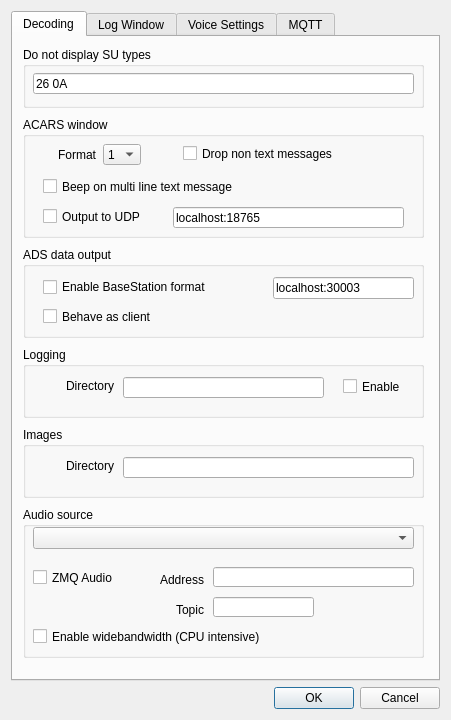
This is JAERO/gui_classes/settingsdialog.ui in jontio/JAERO as Qt 5 draws it before an edit. The edited form follows.
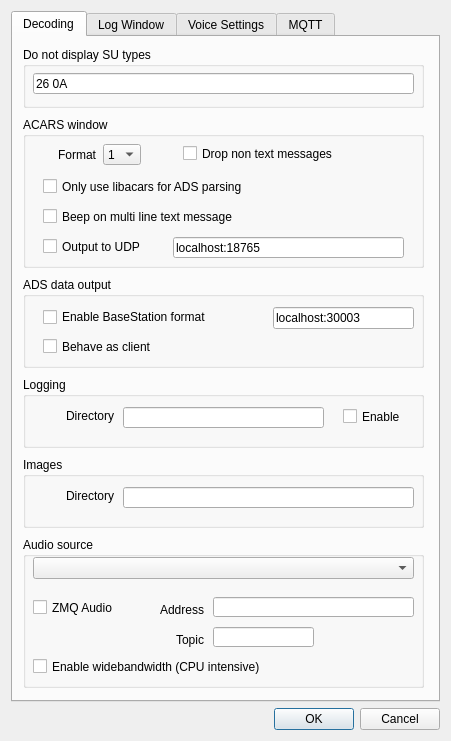
This is the edited form.

Commit message: Add options to exclusively use libacars to parse ADS, add new JSON export option that mimics dumpvdl2, dumphfl

Patch:
```diff
--- a/JAERO/gui_classes/settingsdialog.ui
+++ b/JAERO/gui_classes/settingsdialog.ui
@@ -10,7 +10,7 @@
     <x>0</x>
     <y>0</y>
     <width>451</width>
-    <height>720</height>
+    <height>741</height>
    </rect>
   </property>
   <property name="sizePolicy">
@@ -73,7 +73,7 @@
          <x>10</x>
          <y>80</y>
          <width>401</width>
-         <height>121</height>
+         <height>151</height>
         </rect>
        </property>
        <property name="title">
@@ -163,7 +163,7 @@
         <property name="geometry">
          <rect>
           <x>20</x>
-          <y>60</y>
+          <y>90</y>
           <width>301</width>
           <height>19</height>
          </rect>
@@ -176,7 +176,7 @@
         <property name="geometry">
          <rect>
           <x>20</x>
-          <y>90</y>
+          <y>120</y>
           <width>131</width>
           <height>19</height>
          </rect>
@@ -189,7 +189,7 @@
         <property name="geometry">
          <rect>
           <x>150</x>
-          <y>90</y>
+          <y>120</y>
           <width>231</width>
           <height>21</height>
          </rect>
@@ -203,12 +203,25 @@
          <string>localhost:18765</string>
         </property>
        </widget>
+       <widget class="QCheckBox" name="checkBoxonlyuselibacars">
+        <property name="geometry">
+         <rect>
+          <x>20</x>
+          <y>60</y>
+          <width>301</width>
+          <height>19</height>
+         </rect>
+        </property>
+        <property name="text">
+         <string>Only use libacars for ADS parsing</string>
+        </property>
+       </widget>
       </widget>
       <widget class="QGroupBox" name="groupBox_5">
        <property name="geometry">
         <rect>
          <x>10</x>
-         <y>470</y>
+         <y>500</y>
          <width>401</width>
          <height>151</height>
         </rect>
@@ -333,7 +346,7 @@
        <property name="geometry">
         <rect>
          <x>10</x>
-         <y>310</y>
+         <y>340</y>
          <width>401</width>
          <height>71</height>
         </rect>
@@ -397,7 +410,7 @@
        <property name="geometry">
         <rect>
          <x>10</x>
-         <y>390</y>
+         <y>420</y>
          <width>401</width>
          <height>71</height>
         </rect>
@@ -451,7 +464,7 @@
        <property name="geometry">
         <rect>
          <x>10</x>
-         <y>210</y>
+         <y>240</y>
          <width>401</width>
          <height>91</height>
         </rect>
```
Left out of the diff: 15 changed lines with no effect on the pictures. The commit also changes 5 other files.
